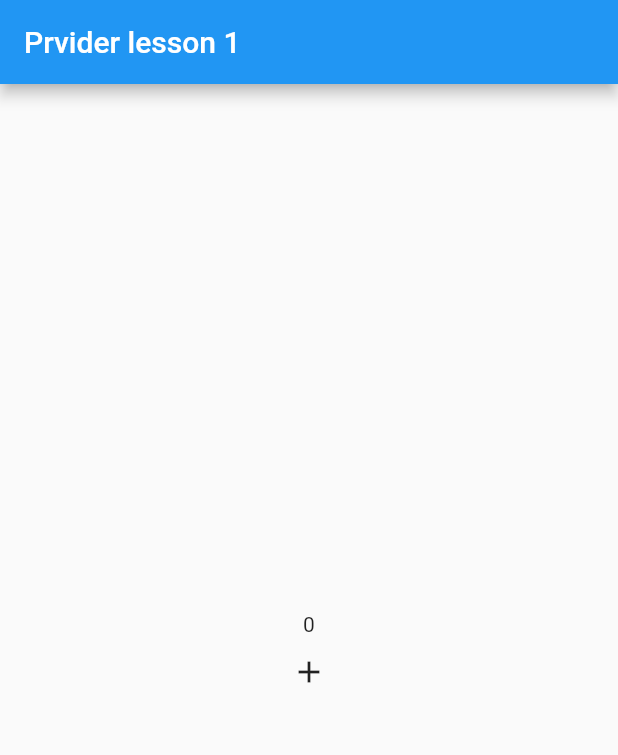
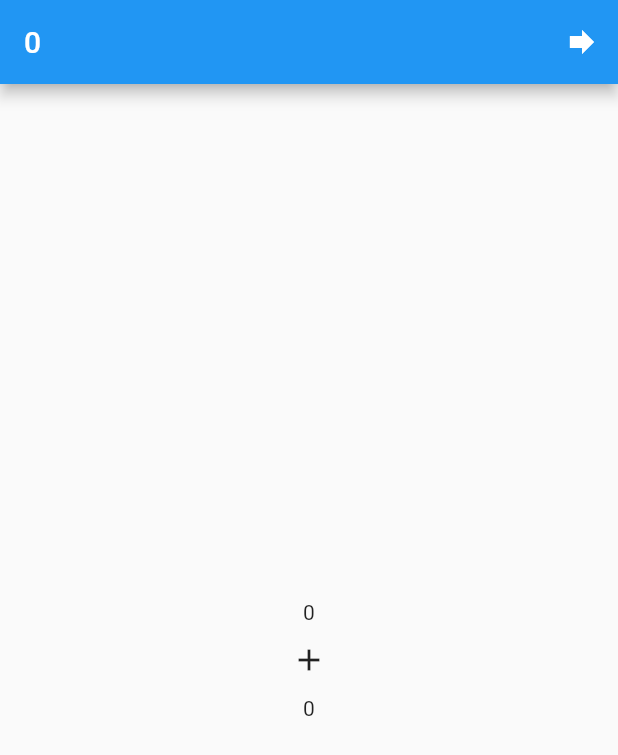
Before and after one commit to code2start/Flutter-State-Management, a Flutter app: the screen it shows after launch, on a phone screen of 412 x 824 dp. Shown: the top 755 px of the screen. Run offline on Flutter 3.47's test engine with Material 2 defaults, Android fonts, the phone set to English and light mode, and no system bars.

Commit message:
lesson18

```diff
--- a/lib/main.dart
+++ b/lib/main.dart
@@ -1,6 +1,7 @@
 import 'package:flutter/material.dart';
 import 'package:provider/provider.dart';
 import 'package:state_management/mycounter.dart';
+import 'package:state_management/next.dart';
 
 main() {
   runApp(MyApp());
@@ -9,8 +10,13 @@ main() {
 class MyApp extends StatelessWidget {
   @override
   Widget build(BuildContext context) {
-    return MaterialApp(
+    return ChangeNotifierProvider<MyCounter>(
+      create: (BuildContext context) {
+        return MyCounter();
+      },
+      child: MaterialApp(
         home: Home(),
+      ),
     );
   }
 }
@@ -20,33 +26,43 @@ class Home extends StatelessWidget {
   Widget build(BuildContext context) {
     return Scaffold(
         appBar: AppBar(
-        title: Text('Prvider lesson 1'),
+          title: Consumer<MyCounter>(builder: (context, mycounter, child) {
+            return Text('${mycounter.counter}');
+          }),
+          actions: <Widget>[
+            IconButton(
+              icon: Icon(Icons.forward),
+              onPressed: () {
+                Navigator.push(
+                  context,
+                  MaterialPageRoute(
+                    builder: (context) => Second(),
                   ),
-      body: ChangeNotifierProvider<MyCounter>(
-        create: (context) => MyCounter(),
-        child: Center(
+                );
+              },
+            )
+          ],
+        ),
+        body: Center(
           child: Column(
             mainAxisAlignment: MainAxisAlignment.center,
             children: <Widget>[
-              Consumer<MyCounter>(
-                builder: (context, mycounter, child) {
+              Consumer<MyCounter>(builder: (context, mycounter, child) {
                 return Text('${mycounter.counter}');
-                },
-              ),
-              Consumer<MyCounter>(
-                builder: (context, mycounter, child) {
+              }),
+              Consumer<MyCounter>(builder: (context, mycounter, child) {
                 return IconButton(
                   icon: Icon(Icons.add),
                   onPressed: () {
                     mycounter.inc();
                   },
                 );
-                },
-              ),
+              }),
+              Consumer<MyCounter>(builder: (context, mycounter, child) {
+                return Text('${mycounter.counter}');
+              }),
             ],
           ),
-        ),
-      ),
-    );
+        ));
   }
 }
```
Also changed, not shown: lib/next.dart (added, +39 -0 lines). Lines whose indentation alone changed are shown as unchanged.
